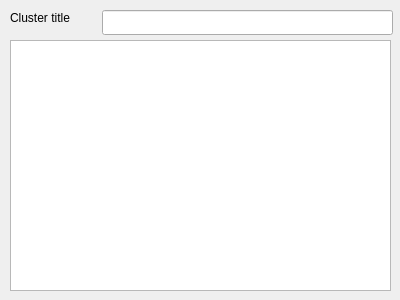
First picture: the form in src/clusterer/title.ui, repository filkry/crowbrain, before the edit.
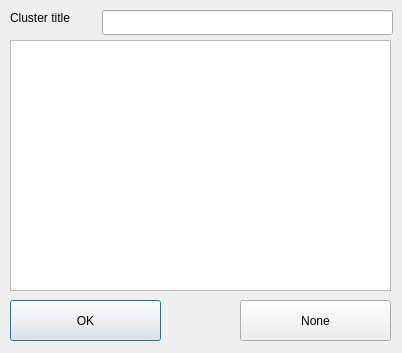
Second picture: the form after the edit.

The edit to the form file:
```diff
--- a/src/clusterer/title.ui
+++ b/src/clusterer/title.ui
@@ -6,8 +6,8 @@
    <rect>
     <x>0</x>
     <y>0</y>
-    <width>400</width>
-    <height>300</height>
+    <width>402</width>
+    <height>353</height>
    </rect>
   </property>
   <property name="windowTitle">
@@ -46,6 +46,32 @@
     </rect>
    </property>
   </widget>
+  <widget class="QPushButton" name="btn_ok">
+   <property name="geometry">
+    <rect>
+     <x>10</x>
+     <y>300</y>
+     <width>151</width>
+     <height>41</height>
+    </rect>
+   </property>
+   <property name="text">
+    <string>OK</string>
+   </property>
+  </widget>
+  <widget class="QPushButton" name="btn_none">
+   <property name="geometry">
+    <rect>
+     <x>240</x>
+     <y>300</y>
+     <width>151</width>
+     <height>41</height>
+    </rect>
+   </property>
+   <property name="text">
+    <string>None</string>
+   </property>
+  </widget>
  </widget>
  <resources/>
  <connections/>
```
